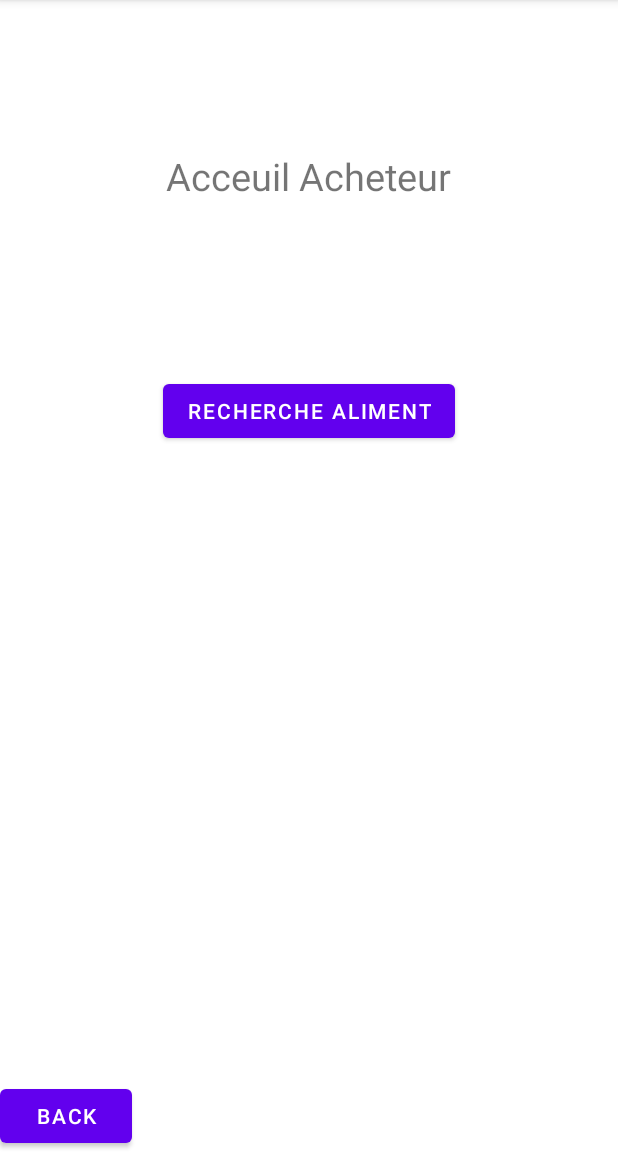
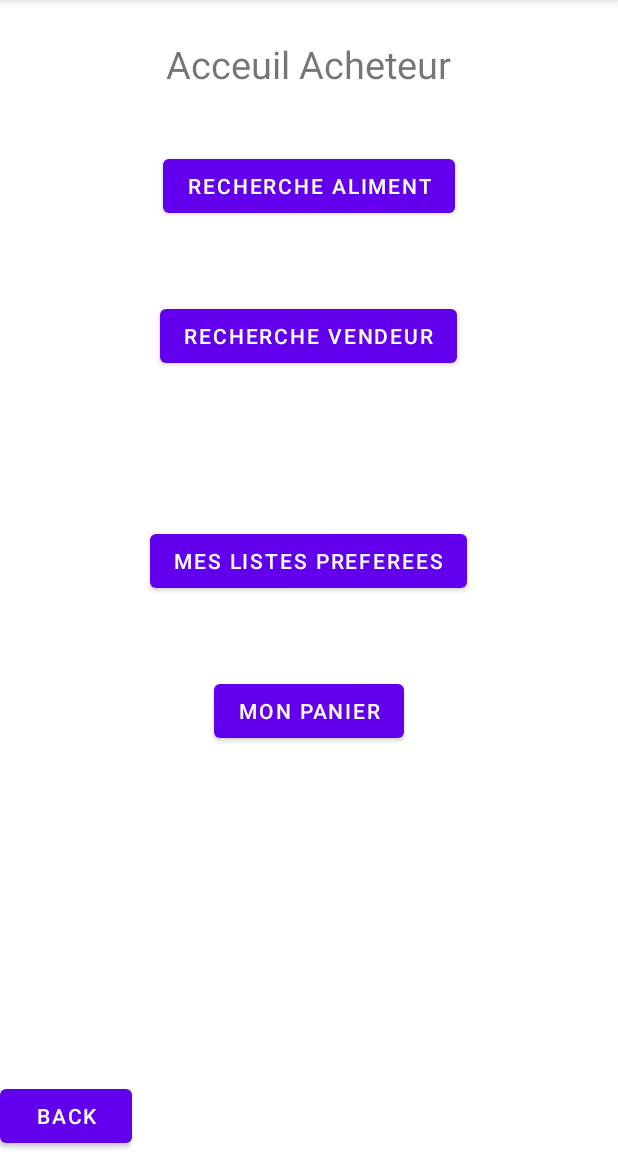
Before and after one commit to GhadaAJIMI/Aliments, an Android app: the AcceuilAcheteurActivity screen opened directly, with no data from a screen before it, on a phone screen of 412 x 824 dp, the part 84-1236 px from its top. Run offline under Robolectric (Android 15) with nearby library versions, the phone set to English and light mode, and no system bars.

Commit message:
Boutons acheteur + Pb SearchByAliment

```diff
--- a/app/src/main/java/com/example/aliments/vues/AcceuilAcheteurActivity.java
+++ b/app/src/main/java/com/example/aliments/vues/AcceuilAcheteurActivity.java
@@ -23,5 +23,13 @@ public class AcceuilAcheteurActivity extends AppCompatActivity {
                 startActivity(intent);
             }
         });
+
+        findViewById( R.id.buttonParAliment).setOnClickListener(new View.OnClickListener() {
+            @Override
+            public void onClick(View v) {
+                Intent intent = new Intent(AcceuilAcheteurActivity.this, SearchByAlimentActivity.class);
+                startActivity(intent);
+            }
+        });
     }
 }
--- a/app/src/main/res/layout/activity_acceuil_acheteur.xml
+++ b/app/src/main/res/layout/activity_acceuil_acheteur.xml
@@ -13,15 +13,39 @@
         android:text="Acceuil Acheteur"
         android:layout_centerHorizontal="true"
         android:textSize="25sp"
-        android:layout_marginTop="100dp"/>
+        android:layout_marginTop="25dp"/>
 
     <Button
-        android:id="@+id/buttonVendeur"
+        android:id="@+id/buttonParAliment"
         android:layout_width="wrap_content"
         android:layout_height="wrap_content"
         android:layout_centerHorizontal="true"
-        android:layout_marginTop="250dp"
+        android:layout_marginTop="100dp"
         android:text="Recherche Aliment" />
+
+    <Button
+        android:id="@+id/buttonParVendeur"
+        android:layout_width="wrap_content"
+        android:layout_height="wrap_content"
+        android:layout_centerHorizontal="true"
+        android:layout_marginTop="200dp"
+        android:text="Recherche Vendeur" />
+
+    <Button
+        android:id="@+id/buttonListesPreferees"
+        android:layout_width="wrap_content"
+        android:layout_height="wrap_content"
+        android:layout_centerHorizontal="true"
+        android:layout_marginTop="350dp"
+        android:text="Mes listes preferees" />
+
+    <Button
+        android:id="@+id/buttonPanier"
+        android:layout_width="wrap_content"
+        android:layout_height="wrap_content"
+        android:layout_centerHorizontal="true"
+        android:layout_marginTop="450dp"
+        android:text="Mon panier" />
 
     <Button
         android:id="@+id/buttonBack1"
```
Also changed, not shown: app/src/main/java/com/example/aliments/vues/SearchByAlimentActivity.java (added, +25 -0 lines), app/src/main/res/layout/activity_acceuil_vendeur.xml (+5 -5 lines), app/src/main/res/layout/activity_search_by_aliment.xml (added, +17 -0 lines).
